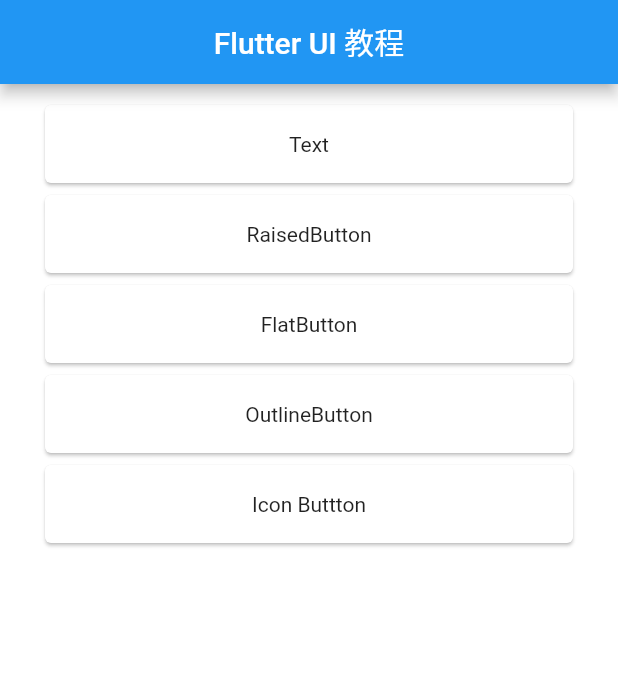
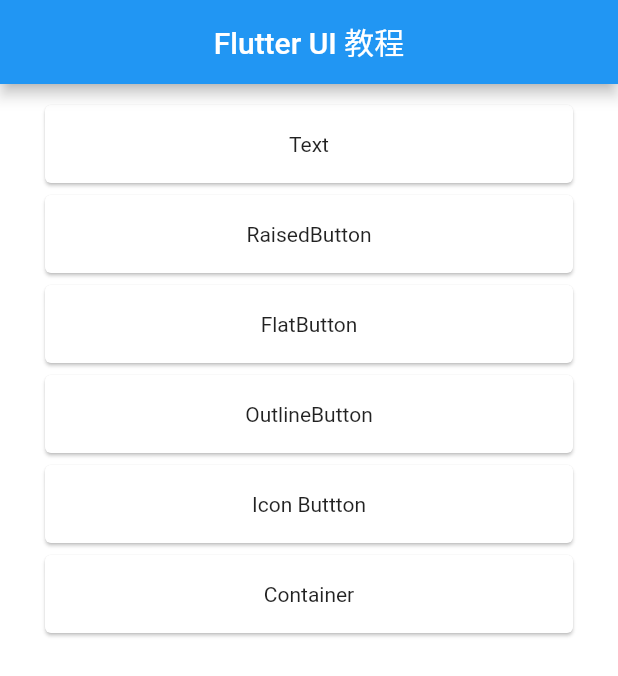
Before and after one commit to Johnson8888/learn_flutter, a Flutter app: the screen it shows after launch, on a phone screen of 412 x 824 dp. Shown: the top 676 px of the screen. Run offline on Flutter 3.47's test engine with Material 2 defaults, Android fonts, the phone set to English and light mode, and no system bars.

Commit message:
container page

```diff
--- a/flutter_app/lib/main.dart
+++ b/flutter_app/lib/main.dart
@@ -34,7 +34,8 @@ class MyApp extends StatelessWidget {
         "RaisedButtonDemoPage": (context) => RaisedButtonDemoPage(),
         "FlatButtonDemoPage": (context) => FlatButtonDemoPage(),
         "OutlineButtonDemoePage": (context) => OutlineButtonDemoePage(),
-        "IconButtonDemoPage": (context) => IconButtonDemoPage()
+        "IconButtonDemoPage": (context) => IconButtonDemoPage(),
+        "ContainerPage": (context) => ContainerDemoPage(),
       },
     );
   }
--- a/flutter_app/lib/routes/index.dart
+++ b/flutter_app/lib/routes/index.dart
@@ -1,7 +1,7 @@
 /*
  * @Author: 弗拉德
  * @Date: 2020-12-15 20:54:29
- * @LastEditTime: 2020-12-18 09:43:12
+ * @LastEditTime: 2020-12-20 14:52:17
  * @Support: http://fulade.me
  */
 export 'main_page.dart';
@@ -10,3 +10,4 @@ export 'raised_button_page.dart';
 export 'flat_button_page.dart';
 export 'outline_button_page.dart';
 export 'icon_button_page.dart';
+export 'container_page.dart';
--- a/flutter_app/lib/routes/main_page.dart
+++ b/flutter_app/lib/routes/main_page.dart
@@ -1,7 +1,7 @@
 /*
  * @Author: 弗拉德
  * @Date: 2020-12-15 20:51:56
- * @LastEditTime: 2020-12-18 09:43:59
+ * @LastEditTime: 2020-12-20 14:53:16
  * @Support: http://fulade.me
  */
 
@@ -18,7 +18,8 @@ class _MainPageState extends State<MainPage> {
     {"title": "RaisedButton", "route": "RaisedButtonDemoPage"},
     {"title": "FlatButton", "route": "FlatButtonDemoPage"},
     {"title": "OutlineButton", "route": "OutlineButtonDemoePage"},
-    {"title": "Icon Buttton", "route": "IconButtonDemoPage"}
+    {"title": "Icon Buttton", "route": "IconButtonDemoPage"},
+    {"title": "Container", "route": "ContainerDemoPage"},
   ];
   @override
   Widget build(BuildContext context) {
```
Also changed, not shown: flutter_app/pubspec.lock.
